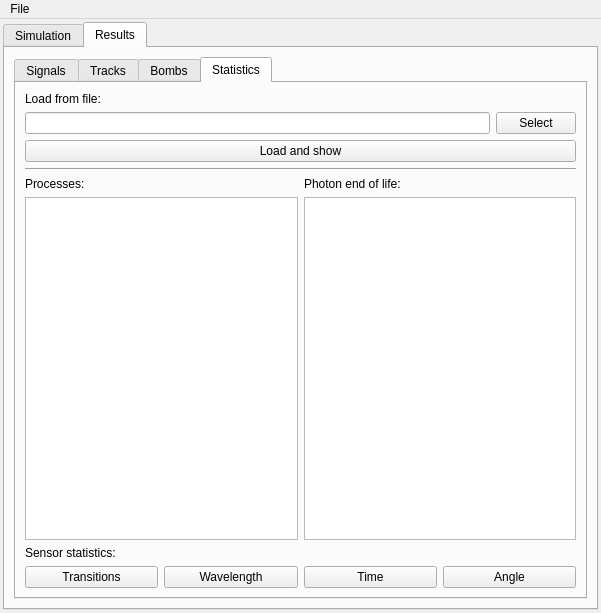
Old version of the form ants3bundle/src/ants3/gui/photsim/a3photsimwin.ui in the repository andrmor/ANTS3bundle.
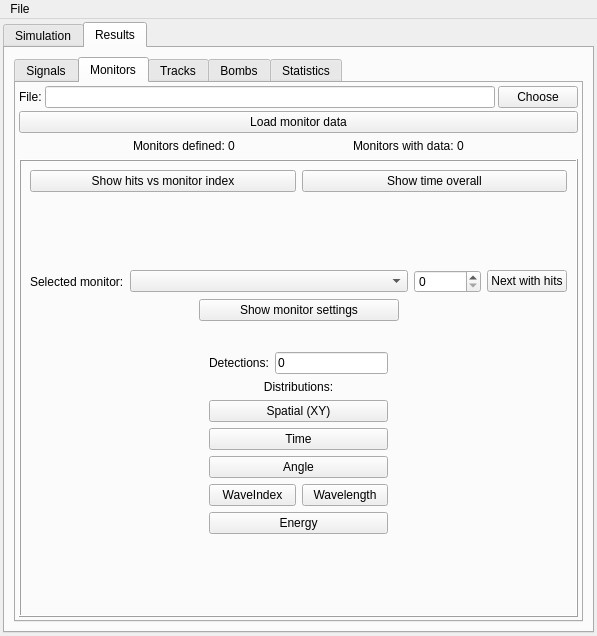
New version of the form. The open tabs and pages were chosen to show the change.

Diff of the .ui file:
```diff
--- a/ants3bundle/src/ants3/gui/photsim/a3photsimwin.ui
+++ b/ants3bundle/src/ants3/gui/photsim/a3photsimwin.ui
@@ -6,8 +6,8 @@
    <rect>
     <x>0</x>
     <y>0</y>
-    <width>601</width>
-    <height>613</height>
+    <width>597</width>
+    <height>636</height>
    </rect>
   </property>
   <property name="windowTitle">
@@ -3006,13 +3006,427 @@
         <item>
          <widget class="QTabWidget" name="tabWidget">
           <property name="currentIndex">
-           <number>3</number>
+           <number>1</number>
           </property>
           <widget class="QWidget" name="tab_2">
            <attribute name="title">
             <string>Signals</string>
            </attribute>
           </widget>
+          <widget class="QWidget" name="tab_7">
+           <attribute name="title">
+            <string>Monitors</string>
+           </attribute>
+           <layout class="QVBoxLayout" name="verticalLayout_22">
+            <property name="spacing">
+             <number>3</number>
+            </property>
+            <property name="leftMargin">
+             <number>3</number>
+            </property>
+            <property name="topMargin">
+             <number>3</number>
+            </property>
+            <property name="rightMargin">
+             <number>3</number>
+            </property>
+            <property name="bottomMargin">
+             <number>3</number>
+            </property>
+            <item>
+             <layout class="QHBoxLayout" name="horizontalLayout_39">
+              <item>
+               <widget class="QLabel" name="label_6">
+                <property name="text">
+                 <string>File:</string>
+                </property>
+               </widget>
+              </item>
+              <item>
+               <widget class="QLineEdit" name="leMonitorsFileName"/>
+              </item>
+              <item>
+               <widget class="QPushButton" name="pbChooseMonitorsFile">
+                <property name="text">
+                 <string>Choose</string>
+                </property>
+               </widget>
+              </item>
+             </layout>
+            </item>
+            <item>
+             <widget class="QPushButton" name="pbLoadMonitorsData">
+              <property name="text">
+               <string>Load monitor data</string>
+              </property>
+             </widget>
+            </item>
+            <item>
+             <layout class="QHBoxLayout" name="horizontalLayout_40">
+              <item>
+               <spacer name="horizontalSpacer_39">
+                <property name="orientation">
+                 <enum>Qt::Horizontal</enum>
+                </property>
+                <property name="sizeHint" stdset="0">
+                 <size>
+                  <width>40</width>
+                  <height>20</height>
+                 </size>
+                </property>
+               </spacer>
+              </item>
+              <item>
+               <widget class="QLabel" name="label_19">
+                <property name="text">
+                 <string>Monitors defined:</string>
+                </property>
+               </widget>
+              </item>
+              <item>
+               <widget class="QLabel" name="labNumMonitors">
+                <property name="text">
+                 <string>0</string>
+                </property>
+                <property name="alignment">
+                 <set>Qt::AlignCenter</set>
+                </property>
+               </widget>
+              </item>
+              <item>
+               <spacer name="horizontalSpacer_41">
+                <property name="orientation">
+                 <enum>Qt::Horizontal</enum>
+                </property>
+                <property name="sizeHint" stdset="0">
+                 <size>
+                  <width>40</width>
+                  <height>20</height>
+                 </size>
+                </property>
+               </spacer>
+              </item>
+              <item>
+               <widget class="QLabel" name="label_22">
+                <property name="text">
+                 <string>Monitors with data:</string>
+                </property>
+               </widget>
+              </item>
+              <item>
+               <widget class="QLabel" name="labMonitorsWithHits">
+                <property name="text">
+                 <string>0</string>
+                </property>
+               </widget>
+              </item>
+              <item>
+               <spacer name="horizontalSpacer_40">
+                <property name="orientation">
+                 <enum>Qt::Horizontal</enum>
+                </property>
+                <property name="sizeHint" stdset="0">
+                 <size>
+                  <width>40</width>
+                  <height>20</height>
+                 </size>
+                </property>
+               </spacer>
+              </item>
+             </layout>
+            </item>
+            <item>
+             <widget class="QFrame" name="frMonitors">
+              <property name="sizePolicy">
+               <sizepolicy hsizetype="Preferred" vsizetype="Expanding">
+                <horstretch>0</horstretch>
+                <verstretch>0</verstretch>
+               </sizepolicy>
+              </property>
+              <property name="frameShape">
+               <enum>QFrame::Box</enum>
+              </property>
+              <property name="frameShadow">
+               <enum>QFrame::Raised</enum>
+              </property>
+              <layout class="QVBoxLayout" name="verticalLayout_20">
+               <item>
+                <layout class="QHBoxLayout" name="horizontalLayout_38">
+                 <property name="topMargin">
+                  <number>0</number>
+                 </property>
+                 <item>
+                  <widget class="QPushButton" name="pbShowMonitorHitDistribution">
+                   <property name="text">
+                    <string>Show hits vs monitor index</string>
+                   </property>
+                  </widget>
+                 </item>
+                 <item>
+                  <widget class="QPushButton" name="pbShowMonitorTimeOverall">
+                   <property name="text">
+                    <string>Show time overall</string>
+                   </property>
+                  </widget>
+                 </item>
+                </layout>
+               </item>
+               <item>
+                <spacer name="verticalSpacer_15">
+                 <property name="orientation">
+                  <enum>Qt::Vertical</enum>
+                 </property>
+                 <property name="sizeHint" stdset="0">
+                  <size>
+                   <width>20</width>
+                   <height>40</height>
+                  </size>
+                 </property>
+                </spacer>
+               </item>
+               <item>
+                <layout class="QHBoxLayout" name="horizontalLayout_33">
+                 <item>
+                  <widget class="QLabel" name="label_12">
+                   <property name="text">
+                    <string>Selected monitor:</string>
+                   </property>
+                  </widget>
+                 </item>
+                 <item>
+                  <widget class="QComboBox" name="cobMonitor">
+                   <property name="sizePolicy">
+                    <sizepolicy hsizetype="MinimumExpanding" vsizetype="Fixed">
+                     <horstretch>0</horstretch>
+                     <verstretch>0</verstretch>
+                    </sizepolicy>
+                   </property>
+                  </widget>
+                 </item>
+                 <item>
+                  <widget class="QSpinBox" name="sbMonitorIndex">
+                   <property name="maximum">
+                    <number>100000</number>
+                   </property>
+                  </widget>
+                 </item>
+                 <item>
+                  <widget class="QPushButton" name="pbNextMonitor">
+                   <property name="text">
+                    <string>Next with hits</string>
+                   </property>
+                  </widget>
+                 </item>
+                </layout>
+               </item>
+               <item>
+                <layout class="QHBoxLayout" name="horizontalLayout_34">
+                 <item>
+                  <spacer name="horizontalSpacer_35">
+                   <property name="orientation">
+                    <enum>Qt::Horizontal</enum>
+                   </property>
+                   <property name="sizeHint" stdset="0">
+                    <size>
+                     <width>40</width>
+                     <height>20</height>
+                    </size>
+                   </property>
+                  </spacer>
+                 </item>
+                 <item>
+                  <widget class="QPushButton" name="pbShowProperties">
+                   <property name="minimumSize">
+                    <size>
+                     <width>200</width>
+                     <height>22</height>
+                    </size>
+                   </property>
+                   <property name="text">
+                    <string>Show monitor settings</string>
+                   </property>
+                  </widget>
+                 </item>
+                 <item>
+                  <spacer name="horizontalSpacer_36">
+                   <property name="orientation">
+                    <enum>Qt::Horizontal</enum>
+                   </property>
+                   <property name="sizeHint" stdset="0">
+                    <size>
+                     <width>40</width>
+                     <height>20</height>
+                    </size>
+                   </property>
+                  </spacer>
+                 </item>
+                </layout>
+               </item>
+               <item>
+                <layout class="QHBoxLayout" name="horizontalLayout_35">
+                 <property name="topMargin">
+                  <number>25</number>
+                 </property>
+                 <item>
+                  <spacer name="horizontalSpacer_37">
+                   <property name="orientation">
+                    <enum>Qt::Horizontal</enum>
+                   </property>
+                   <property name="sizeHint" stdset="0">
+                    <size>
+                     <width>40</width>
+                     <height>20</height>
+                    </size>
+                   </property>
+                  </spacer>
+                 </item>
+                 <item>
+                  <layout class="QVBoxLayout" name="verticalLayout_21">
+                   <item>
+                    <layout class="QHBoxLayout" name="horizontalLayout_36">
+                     <item>
+                      <widget class="QLabel" name="label_17">
+                       <property name="text">
+                        <string>Detections:</string>
+                       </property>
+                      </widget>
+                     </item>
+                     <item>
+                      <widget class="QLineEdit" name="leDetections">
+                       <property name="text">
+                        <string>0</string>
+                       </property>
+                       <property name="readOnly">
+                        <bool>true</bool>
+                       </property>
+                      </widget>
+                     </item>
+                    </layout>
+                   </item>
+                   <item>
+                    <widget class="QLabel" name="label_18">
+                     <property name="text">
+                      <string>Distributions:</string>
+                     </property>
+                     <property name="alignment">
+                      <set>Qt::AlignCenter</set>
+                     </property>
+                    </widget>
+                   </item>
+                   <item>
+                    <widget class="QPushButton" name="pbMonitorShowXY">
+                     <property name="minimumSize">
+                      <size>
+                       <width>0</width>
+                       <height>22</height>
+                      </size>
+                     </property>
+                     <property name="text">
+                      <string>Spatial (XY)</string>
+                     </property>
+                    </widget>
+                   </item>
+                   <item>
+                    <widget class="QPushButton" name="pbMonitorShowTime">
+                     <property name="minimumSize">
+                      <size>
+                       <width>0</width>
+                       <height>22</height>
+                      </size>
+                     </property>
+                     <property name="text">
+                      <string>Time</string>
+                     </property>
+                    </widget>
+                   </item>
+                   <item>
+                    <widget class="QPushButton" name="pbMonitorShowAngle">
+                     <property name="minimumSize">
+                      <size>
+                       <width>0</width>
+                       <height>22</height>
+                      </size>
+                     </property>
+                     <property name="text">
+                      <string>Angle</string>
+                     </property>
+                    </widget>
+                   </item>
+                   <item>
+                    <layout class="QHBoxLayout" name="horizontalLayout_37">
+                     <property name="topMargin">
+                      <number>0</number>
+                     </property>
+                     <item>
+                      <widget class="QPushButton" name="pbMonitorShowWave">
+                       <property name="minimumSize">
+                        <size>
+                         <width>0</width>
+                         <height>22</height>
+                        </size>
+                       </property>
+                       <property name="text">
+                        <string>WaveIndex</string>
+                       </property>
+                      </widget>
+                     </item>
+                     <item>
+                      <widget class="QPushButton" name="pbShowWavelength">
+                       <property name="text">
+                        <string>Wavelength</string>
+                       </property>
+                      </widget>
+                     </item>
+                    </layout>
+                   </item>
+                   <item>
+                    <widget class="QPushButton" name="pbMonitorShowEnergy">
+                     <property name="minimumSize">
+                      <size>
+                       <width>0</width>
+                       <height>22</height>
+                      </size>
+                     </property>
+                     <property name="text">
+                      <string>Energy</string>
+                     </property>
+                    </widget>
+                   </item>
+                  </layout>
+                 </item>
+                 <item>
+                  <spacer name="horizontalSpacer_38">
+                   <property name="orientation">
+                    <enum>Qt::Horizontal</enum>
+                   </property>
+                   <property name="sizeHint" stdset="0">
+                    <size>
+                     <width>40</width>
+                     <height>20</height>
+                    </size>
+                   </property>
+                  </spacer>
+                 </item>
+                </layout>
+               </item>
+               <item>
+                <spacer name="verticalSpacer_16">
+                 <property name="orientation">
+                  <enum>Qt::Vertical</enum>
+                 </property>
+                 <property name="sizeHint" stdset="0">
+                  <size>
+                   <width>20</width>
+                   <height>40</height>
+                  </size>
+                 </property>
+                </spacer>
+               </item>
+              </layout>
+             </widget>
+            </item>
+           </layout>
+          </widget>
           <widget class="QWidget" name="tab_3">
            <attribute name="title">
             <string>Tracks</string>
@@ -3201,7 +3615,7 @@
     <rect>
      <x>0</x>
      <y>0</y>
-     <width>601</width>
+     <width>597</width>
      <height>22</height>
     </rect>
    </property>
```
Left out of the diff: 2 changed lines with no effect on the pictures.
